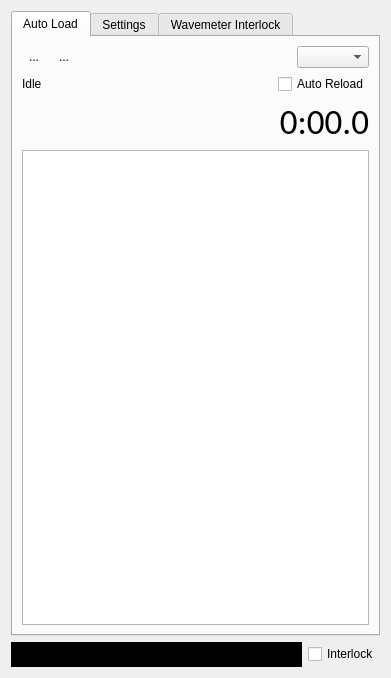
The window that ui/AutoLoad.ui (MonroeQuantumNetworks/IonControl) describes before a commit, drawn with Qt 5.
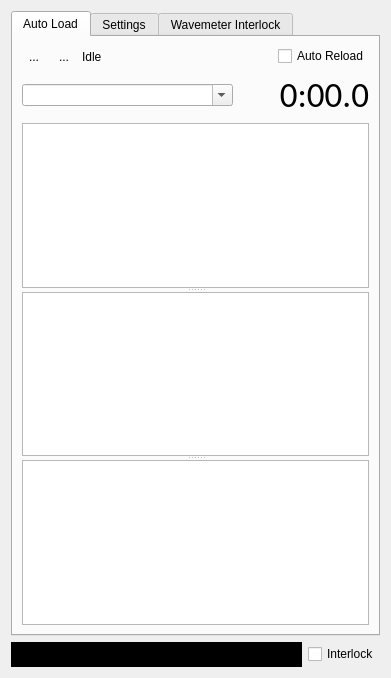
The same window after the commit. Icons and pictures are not drawn. Custom widgets are drawn as their Qt base class.

Patch:
```diff
--- a/ui/AutoLoad.ui
+++ b/ui/AutoLoad.ui
@@ -25,7 +25,7 @@
       </attribute>
       <layout class="QVBoxLayout" name="verticalLayout">
        <item>
-        <layout class="QHBoxLayout" name="horizontalLayout">
+        <layout class="QHBoxLayout" name="horizontalLayout_5">
          <item>
           <widget class="QToolButton" name="startButton">
            <property name="text">
@@ -55,26 +55,6 @@
           </widget>
          </item>
          <item>
-          <spacer name="horizontalSpacer">
-           <property name="orientation">
-            <enum>Qt::Horizontal</enum>
-           </property>
-           <property name="sizeHint" stdset="0">
-            <size>
-             <width>40</width>
-             <height>20</height>
-            </size>
-           </property>
-          </spacer>
-         </item>
-         <item>
-          <widget class="QComboBox" name="loadAlgorithmBox"/>
-         </item>
-        </layout>
-       </item>
-       <item>
-        <layout class="QHBoxLayout" name="horizontalLayout_5">
-         <item>
           <widget class="QLabel" name="statusLabel">
            <property name="text">
             <string>Idle</string>
@@ -104,6 +84,34 @@
         </layout>
        </item>
        <item>
+        <layout class="QHBoxLayout" name="horizontalLayout">
+         <item>
+          <widget class="QComboBox" name="loadAlgorithmBox">
+           <property name="sizePolicy">
+            <sizepolicy hsizetype="Preferred" vsizetype="Fixed">
+             <horstretch>1</horstretch>
+             <verstretch>0</verstretch>
+            </sizepolicy>
+           </property>
+           <property name="editable">
+            <bool>true</bool>
+           </property>
+          </widget>
+         </item>
+         <item>
+          <spacer name="horizontalSpacer">
+           <property name="orientation">
+            <enum>Qt::Horizontal</enum>
+           </property>
+           <property name="sizeHint" stdset="0">
+            <size>
+             <width>40</width>
+             <height>20</height>
+            </size>
+           </property>
+          </spacer>
+         </item>
+         <item>
         <widget class="QLabel" name="elapsedLabel">
          <property name="font">
           <font>
@@ -119,8 +127,26 @@
          </property>
         </widget>
        </item>
+        </layout>
+       </item>
        <item>
+        <widget class="QSplitter" name="splitter_2">
+         <property name="orientation">
+          <enum>Qt::Vertical</enum>
+         </property>
         <widget class="TableViewExtended" name="historyTableView"/>
+         <widget class="ParameterTree" name="parameterWidget">
+          <attribute name="headerVisible">
+           <bool>false</bool>
+          </attribute>
+          <column>
+           <property name="text">
+            <string notr="true">1</string>
+           </property>
+          </column>
+         </widget>
+         <widget class="QTableView" name="globalsAdjustTableView"/>
+        </widget>
        </item>
       </layout>
      </widget>
@@ -490,9 +516,6 @@
          </property>
         </widget>
        </item>
-       <item row="17" column="0" colspan="3">
-        <widget class="QTableView" name="globalsAdjustTableView"/>
-       </item>
        <item row="2" column="0">
         <widget class="QLabel" name="label_16">
          <property name="text">
@@ -707,6 +730,11 @@
    <extends>QTableView</extends>
    <header>uiModules.TableViewExtended</header>
   </customwidget>
+  <customwidget>
+   <class>ParameterTree</class>
+   <extends>QTreeWidget</extends>
+   <header>pyqtgraph.parametertree</header>
+  </customwidget>
  </customwidgets>
  <tabstops>
   <tabstop>thresholdOvenBox</tabstop>
```
Left out of the diff: 2 changed lines with no effect on the pictures. Lines whose indentation alone changed are shown as unchanged.
